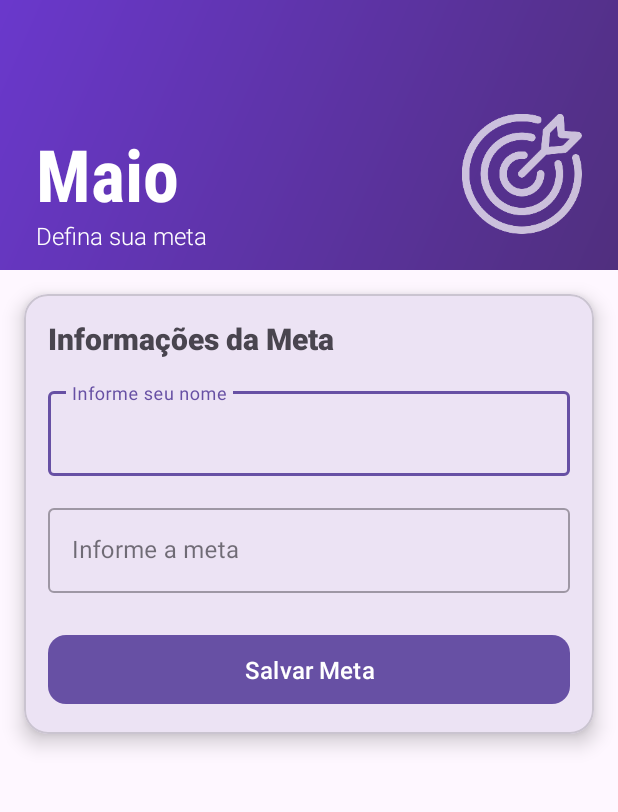
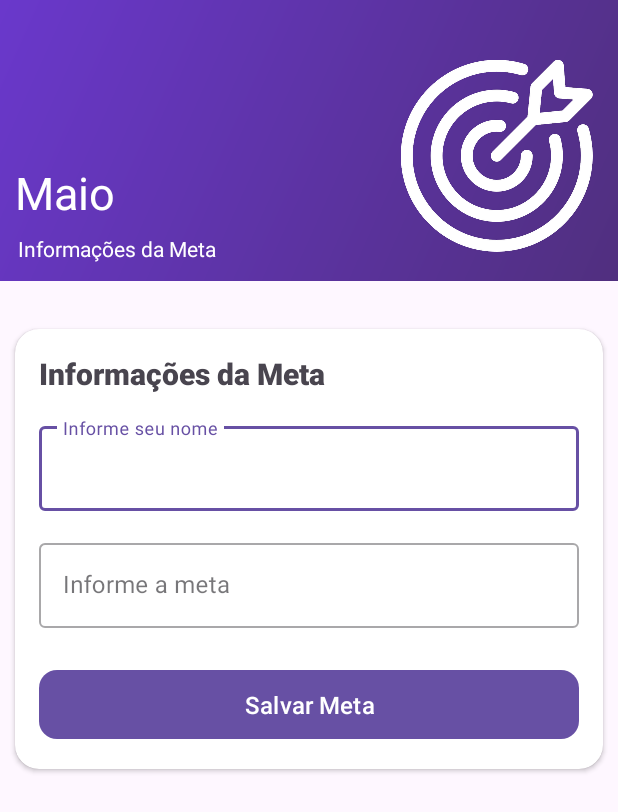
Before and after one commit to JoaoVitor-Dev/RecipeControl, an Android app: the screen it shows after launch (GoalActivity), on a phone screen of 412 x 824 dp. Shown: the top 812 px of the screen. Run offline under Robolectric (Android 15) with nearby library versions, the phone set to English and light mode, and no system bars; our stand-ins replace Room's generated code.

Commit message:
feat: layout goalactivity

```diff
--- a/app/src/main/java/com/joaovitor/recipecontrol/GoalActivity.kt
+++ b/app/src/main/java/com/joaovitor/recipecontrol/GoalActivity.kt
@@ -17,8 +17,8 @@ class GoalActivity : AppCompatActivity() {
     }
 
     private fun setup(){
-        var textViewMonth: TextView = findViewById(R.id.textViewMonth)
+        //var textViewMonth: TextView = findViewById(R.id.textViewMonth)
 
-        textViewMonth.setText(Month.getCurrentMonthName())
-    }
+        //textViewMonth.setText(Month.getCurrentMonthName())
+    }///
 }
--- a/app/src/main/res/layout/activity_goal.xml
+++ b/app/src/main/res/layout/activity_goal.xml
@@ -1,91 +1,68 @@
 <?xml version="1.0" encoding="utf-8"?>
-<androidx.coordinatorlayout.widget.CoordinatorLayout
-    xmlns:android="http://schemas.android.com/apk/res/android"
+<androidx.constraintlayout.widget.ConstraintLayout xmlns:android="http://schemas.android.com/apk/res/android"
     xmlns:app="http://schemas.android.com/apk/res-auto"
     xmlns:tools="http://schemas.android.com/tools"
+    android:id="@+id/main"
     android:layout_width="match_parent"
     android:layout_height="match_parent"
     tools:context=".GoalActivity">
 
-    <com.google.android.material.appbar.AppBarLayout
-        android:id="@+id/appBarLayout"
-        android:layout_width="match_parent"
-        android:layout_height="180dp"
-        android:fitsSystemWindows="true">
+    <View
+        android:id="@+id/view2"
+        android:layout_width="417dp"
+        android:layout_height="187dp"
+        android:background="@drawable/header_gradient"
+        app:layout_constraintEnd_toEndOf="parent"
+        app:layout_constraintStart_toStartOf="parent"
+        app:layout_constraintTop_toTopOf="parent">
+    </View>
 
-        <com.google.android.material.appbar.CollapsingToolbarLayout
-            android:layout_width="match_parent"
-            android:layout_height="match_parent"
-            android:fitsSystemWindows="true"
-            app:contentScrim="@color/purple"
-            app:layout_scrollFlags="scroll|exitUntilCollapsed">
+    <TextView
+        android:id="@+id/textView2"
+        android:layout_width="wrap_content"
+        android:layout_height="wrap_content"
+        android:layout_marginTop="108dp"
+        android:text="Maio"
+        android:textColor="@color/white"
+        android:textSize="30sp"
+        app:layout_constraintEnd_toEndOf="@+id/view2"
+        app:layout_constraintHorizontal_bias="0.028"
+        app:layout_constraintStart_toStartOf="parent"
+        app:layout_constraintTop_toTopOf="parent" />
 
-            <View
-                android:layout_width="match_parent"
-                android:layout_height="match_parent"
-                android:background="@drawable/header_gradient"
-                app:layout_collapseMode="parallax" />
+    <TextView
+        android:id="@+id/textView3"
+        android:layout_width="wrap_content"
+        android:layout_height="wrap_content"
+        android:layout_marginTop="156dp"
+        android:text="Informações da Meta"
+        android:textColor="@color/white"
+        app:layout_constraintEnd_toEndOf="parent"
+        app:layout_constraintHorizontal_bias="0.043"
+        app:layout_constraintStart_toStartOf="parent"
+        app:layout_constraintTop_toTopOf="parent" />
 
     <ImageView
-                android:layout_width="80dp"
-                android:layout_height="80dp"
-                android:layout_gravity="end|bottom"
-                android:layout_marginEnd="24dp"
-                android:layout_marginBottom="24dp"
-                android:alpha="0.7"
-                android:src="@drawable/target"
-                app:layout_collapseMode="parallax"
-                app:tint="#FFFFFF" />
-
-            <TextView
-                android:id="@+id/textViewMonth"
+        android:id="@+id/imageView2"
         android:layout_width="wrap_content"
         android:layout_height="wrap_content"
-                android:layout_gravity="start|bottom"
-                android:layout_marginStart="24dp"
-                android:layout_marginBottom="32dp"
-                android:fontFamily="sans-serif-condensed-medium"
-                android:text="mês"
-                android:textColor="#FFFFFF"
-                android:textSize="48sp"
-                android:textStyle="bold"
-                app:layout_collapseMode="parallax" />
+        android:layout_marginTop="40dp"
+        app:layout_constraintEnd_toEndOf="parent"
+        app:layout_constraintHorizontal_bias="0.943"
+        app:layout_constraintStart_toStartOf="@+id/view2"
+        app:layout_constraintTop_toTopOf="parent"
+        app:srcCompat="@drawable/target" />
 
-            <TextView
-                android:layout_width="wrap_content"
-                android:layout_height="wrap_content"
-                android:layout_gravity="start|bottom"
-                android:layout_marginStart="24dp"
-                android:layout_marginBottom="12dp"
-                android:fontFamily="sans-serif-light"
-                android:text="Defina sua meta"
-                android:textColor="#FFFFFF"
-                android:textSize="16sp"
-                app:layout_collapseMode="parallax" />
-
-            <androidx.appcompat.widget.Toolbar
-                android:id="@+id/toolbar"
-                android:layout_width="match_parent"
-                android:layout_height="?attr/actionBarSize"
-                app:layout_collapseMode="pin" />
-
-        </com.google.android.material.appbar.CollapsingToolbarLayout>
-    </com.google.android.material.appbar.AppBarLayout>
-
-    <androidx.core.widget.NestedScrollView
-        android:layout_width="match_parent"
-        android:layout_height="match_parent"
-        android:clipToPadding="false"
-        android:paddingBottom="16dp"
-        app:layout_behavior="@string/appbar_scrolling_view_behavior">
-
-        <com.google.android.material.card.MaterialCardView
+    <androidx.cardview.widget.CardView
+        android:layout_marginRight="10dp"
+        android:layout_marginLeft="10dp"
         android:layout_width="match_parent"
         android:layout_height="wrap_content"
-            android:layout_marginHorizontal="16dp"
-            android:layout_marginTop="16dp"
+        android:layout_marginTop="32dp"
+        app:layout_constraintEnd_toEndOf="parent"
+        app:layout_constraintStart_toStartOf="parent"
         app:cardCornerRadius="16dp"
-            app:cardElevation="8dp">
+        app:layout_constraintTop_toBottomOf="@+id/view2">
 
         <LinearLayout
             android:layout_width="match_parent"
@@ -122,13 +99,12 @@
                 android:layout_width="match_parent"
                 android:layout_height="wrap_content"
                 android:layout_marginBottom="24dp"
-                    android:hint="Informe a meta"
-                    app:prefixText="R$">
+                android:hint="Informe a meta">
 
                 <com.google.android.material.textfield.TextInputEditText
                     android:layout_width="match_parent"
                     android:layout_height="wrap_content"
-                        android:inputType="numberDecimal" />
+                    android:inputType="number" />
             </com.google.android.material.textfield.TextInputLayout>
 
             <com.google.android.material.button.MaterialButton
@@ -142,7 +118,8 @@
                 app:iconGravity="textStart" />
 
         </LinearLayout>
-        </com.google.android.material.card.MaterialCardView>
-    </androidx.core.widget.NestedScrollView>
 
-</androidx.coordinatorlayout.widget.CoordinatorLayout>
+    </androidx.cardview.widget.CardView>
+
+
+</androidx.constraintlayout.widget.ConstraintLayout>
```
Lines whose indentation alone changed are shown as unchanged.
